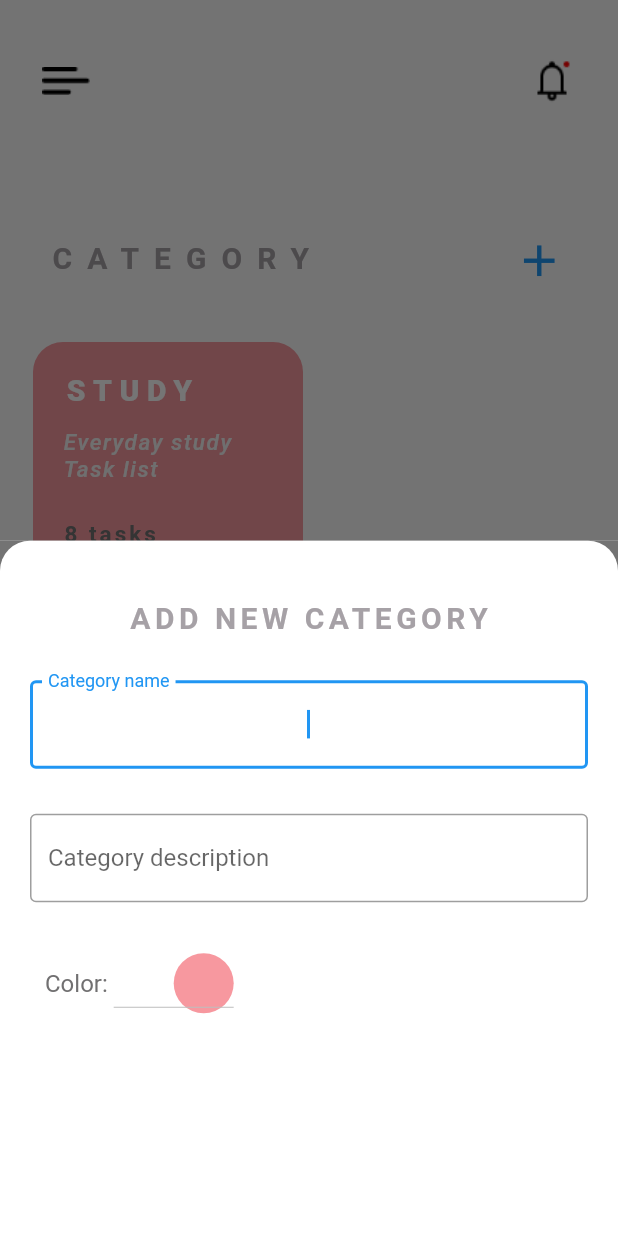
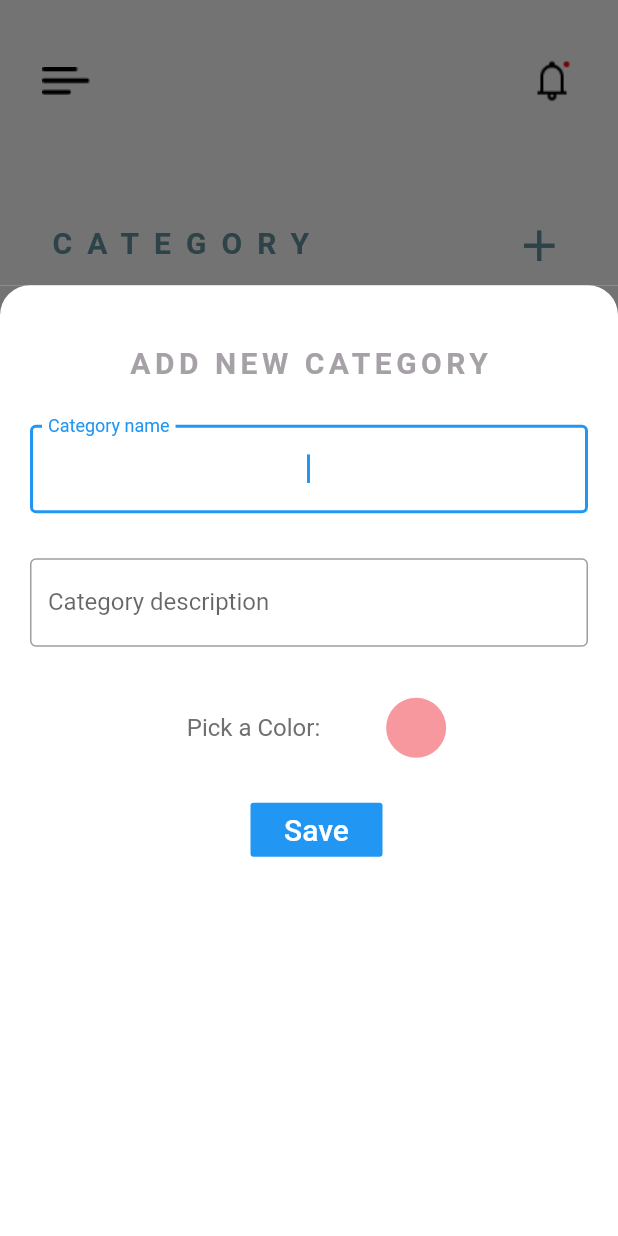
Before and after one commit to jobinjose0010/taskmarker, a Flutter app: the screen it shows after launch, after a tap on the "add" icon, on a phone screen of 412 x 824 dp. Run offline on Flutter 3.47's test engine with Material 2 defaults, Android fonts, the phone set to English and light mode, and no system bars; our stand-ins replace sqflite; accounts and stored records are empty.

Commit message:
20/07/2020

```diff
--- /dev/null
+++ b/lib/models/category.dart
@@ -0,0 +1,16 @@
+class Category{
+  int id;
+  String name;
+  String description;
+  String color;
+
+  categoryMap(){
+    var mapping = Map<String,dynamic>();
+    mapping['id'] = id;
+    mapping['name'] = name;
+    mapping['description'] = description;
+    mapping['color'] = color;
+
+    return mapping;
+  }
+}
--- /dev/null
+++ b/lib/repository/database_connection.dart
@@ -0,0 +1,16 @@
+import 'package:sqflite/sqflite.dart';
+import 'package:path/path.dart';
+import 'package:path_provider/path_provider.dart';
+
+class DatabaseConnection{
+  setDatabase() async{
+    var directory = await getApplicationDocumentsDirectory();
+    var path = join(directory.path,'task_marker');
+    var database = await openDatabase(path,version:1,onCreate:_onCreatingDatabase);
+    return database;
+  }
+
+  _onCreatingDatabase(Database database,int version) async{
+    await database.execute("CREATE TABLE categories(id INTEGER PRIMARY KEY,name TEXT,description TEXT,color INT)");
+  }
+}
--- /dev/null
+++ b/lib/repository/repository.dart
@@ -0,0 +1,45 @@
+import 'package:sqflite/sqflite.dart';
+import 'package:TaskMarker/repository/database_connection.dart';
+
+class Repository{
+  DatabaseConnection _databaseConnection;
+
+  Repository(){
+    _databaseConnection = DatabaseConnection();
+  }
+
+  static Database _database;
+  Future<Database> get database async{
+    if(_database != null) return _database;
+    _database = await _databaseConnection.setDatabase();
+    return _database;
+  }
+
+  //Inserting data
+  insertData(table, data) async{
+    var connection = await database;
+    return await connection.insert(table, data);
+  }
+
+  //Reading data
+  readData(table) async{
+    var connection = await database;
+    return await connection.query(table);
+  }
+
+  deleteDataById(table,itemId) async{
+    var connection = await database;
+    return await connection.rawDelete("DELETE FROM $table WHERE id = $itemId");
+  }
+
+  updateData(table,data) async{
+    var connection = await database;
+    return await connection.update(table,data,where: 'id = ?',whereArgs: [data['id']]);
+  }
+
+  readDataById(table, itemId) async{
+        print(itemId.runtimeType);
+    var connection = await database;
+    return await connection.query(table,where: 'id = ?',whereArgs: itemId);
+  }
+}
--- a/lib/screens/home_screen.dart
+++ b/lib/screens/home_screen.dart
@@ -1,12 +1,48 @@
+import 'package:TaskMarker/screens/todo_home.dart';
 import 'package:flutter/cupertino.dart';
 import 'package:flutter/material.dart';
 import 'package:TaskMarker/widgets/app_bar.dart';
 import 'package:TaskMarker/widgets/category_heading.dart';
+import 'package:TaskMarker/models/category.dart';
+import 'package:TaskMarker/services/category_service.dart';
 
-class HomeScreen extends StatelessWidget {
-  var pink = 0xffF7989F;
-  var blue = 0xff7FA7DA;
-  var purple = 0xffC08FC2;
+class HomeScreen extends StatefulWidget {
+  @override
+  _HomeScreenState createState() => _HomeScreenState();
+}
+
+class _HomeScreenState extends State<HomeScreen> {
+
+
+  var _category = Category();
+
+  var _categoryService = CategoryService();
+
+  List<Category> _categotyList = List<Category>();
+
+
+  var category;
+
+  @override
+  void initState(){
+    super.initState();
+    getAllCategories();
+  }
+
+  getAllCategories() async{
+    _categotyList = List<Category>();
+    var categories = await _categoryService.readCategories();
+    categories.forEach((category){
+      setState(() {
+        var categoryModel = Category();
+        categoryModel.id = category['id'];
+        categoryModel.name = category['name'];
+        categoryModel.description = category['description'];
+        categoryModel.color = category['color'];
+        _categotyList.add(categoryModel);
+      });
+    });
+  }
 
   @override
   Widget build(BuildContext context) {
@@ -19,21 +55,32 @@ class HomeScreen extends StatelessWidget {
             //AppBar setup Complete
             CategoryHeading(),
             Padding(
-              padding: EdgeInsets.only(top: 20.0),
+              padding: EdgeInsets.only(top: 10.0),
               child: Container(
                 height: 180.0,
-                child: ListView(
+                child: ListView.builder(
+                  itemCount: _categotyList.length,
                   scrollDirection: Axis.horizontal,
-                  children: <Widget>[
-                    InkWell(
+                  itemBuilder: (context,index){
+
+                    return InkWell(
                       child: Container(
                         margin: EdgeInsets.only(
-                            left: 22.0, top: 12.0, bottom: 12.0),
+                            left: 22.0, top: 18.0, bottom: 18.0,right:5.0),
                         decoration: BoxDecoration(
-                          color: Color(pink),
+                          color: Color(int.parse(_categotyList[index].color)),
                           borderRadius: BorderRadius.all(
                             Radius.circular(20.0),
                           ),
+                          boxShadow: [BoxShadow(
+                              color: Color(0xffDCDCDC),
+                              blurRadius: 8.0,
+                              spreadRadius: 3.0,
+                              offset: Offset(
+                                8.0,
+                                8.0,
+                              ),
+                            ),]
                         ),
                         width: 180.0,
                         child: Container(
@@ -42,7 +89,7 @@ class HomeScreen extends StatelessWidget {
                             crossAxisAlignment: CrossAxisAlignment.start,
                             children: <Widget>[
                               Text(
-                                'STUDY',
+                                _categotyList[index].name,
                                 style: TextStyle(
                                     color: Colors.white,
                                     fontSize: 20.0,
@@ -50,10 +97,10 @@ class HomeScreen extends StatelessWidget {
                                     letterSpacing: 5.0),
                               ),
                               SizedBox(
-                                height: 15.0,
+                                height: 8.0,
                               ),
                               Text(
-                                'Everyday study Task list',
+                                _categotyList[index].description,
                                 style: TextStyle(
                                     color: Color(0xffF3F3F3),
                                     fontSize: 15.0,
@@ -67,7 +114,7 @@ class HomeScreen extends StatelessWidget {
                               Text(
                                 '8 tasks',
                                 style: TextStyle(
-                                    color: Color(0xff717171),
+                                    color: Colors.grey,
                                     fontSize: 15.0,
                                     fontWeight: FontWeight.bold,
                                     letterSpacing: 2.0),
@@ -76,9 +123,16 @@ class HomeScreen extends StatelessWidget {
                           ),
                         ),
                       ),
-                      onTap: () {},
-                    ),
-                  ],
+                      onTap: () {
+                        var sendCategoryModel = Category();
+                        sendCategoryModel.id = _categotyList[index].id;
+                        sendCategoryModel.name = _categotyList[index].name;
+                        sendCategoryModel.description = _categotyList[index].description;
+                        sendCategoryModel.color = _categotyList[index].color;
+                        Navigator.of(context).push(MaterialPageRoute(builder: (context) => TodoHome(sendCategoryModel)));
+                      },
+                    );
+                  },
                 ),
               ),
             ),
--- /dev/null
+++ b/lib/services/category_service.dart
@@ -0,0 +1,30 @@
+import 'package:TaskMarker/models/category.dart';
+import 'package:TaskMarker/repository/repository.dart';
+
+class CategoryService{
+  Repository _repository;
+  CategoryService(){
+    _repository = Repository();
+  }
+
+  saveCategory(Category category) async{
+    return await _repository.insertData('categories', category.categoryMap());
+  }
+
+  readCategories() async {
+    return await _repository.readData('categories');
+  }
+
+  deleteCategoryById(itemId) async{
+    return await _repository.deleteDataById('categories',itemId);
+  }
+
+  updateCategory(Category category) async{
+    return await _repository.updateData('categories', category.categoryMap());
+  }
+
+  readCategoriesById(itemId) async{
+    return await _repository.readDataById('categories',itemId);
+  }
+
+}
--- a/lib/widgets/category_heading.dart
+++ b/lib/widgets/category_heading.dart
@@ -1,5 +1,8 @@
 import 'package:flutter/cupertino.dart';
 import 'package:flutter/material.dart';
+import 'package:TaskMarker/models/category.dart';
+import 'package:TaskMarker/services/category_service.dart';
+import 'package:TaskMarker/screens/home_screen.dart';
 
 class CategoryHeading extends StatefulWidget {
   @override
@@ -7,11 +10,18 @@ class CategoryHeading extends StatefulWidget {
 }
 
 class _CategoryHeadingState extends State<CategoryHeading> {
+
+  var _categoryNameController = TextEditingController();
+  var _categorydescriptionController = TextEditingController();
+  var _category = Category();
+  var _categoryService = CategoryService();
+
+
   String dropdownValue = "0xffF7989F";
   @override
   Widget build(BuildContext context) {
     return Container(
-      padding: EdgeInsets.only(left: 30.0, right: 30.0, top: 70.0),
+      padding: EdgeInsets.only(left: 30.0, right: 30.0, top: 60.0),
       child: Row(
         mainAxisAlignment: MainAxisAlignment.spaceBetween,
         children: <Widget>[
@@ -20,21 +30,22 @@ class _CategoryHeadingState extends State<CategoryHeading> {
             style: TextStyle(
                 fontSize: 20.0,
                 fontWeight: FontWeight.bold,
-                color: Color(0xffA6A1A6),
+                color: Color(0xff62929a),
                 letterSpacing: 10.0),
           ),
           IconButton(
             icon: Icon(
               Icons.add,
               size: 35.0,
-              color: Colors.blue,
+              color: Color(0xff62929a),
             ),
             onPressed: () {
               showModalBottomSheet(
+                isScrollControlled: true,
                   context: context,
                   builder: (context) {
                     return Container(
-                      height: MediaQuery.of(context).size.height,
+                      height: MediaQuery.of(context).size.height/1.3,
                       color: Color(0xFF737373),
                       child: Container(
                         padding:
@@ -61,6 +72,7 @@ class _CategoryHeadingState extends State<CategoryHeading> {
                               height: 30.0,
                             ),
                             TextField(
+                              controller: _categoryNameController,
                               autofocus: true,
                               cursorColor: Colors.blue,
                               cursorWidth: 2.0,
@@ -74,6 +86,7 @@ class _CategoryHeadingState extends State<CategoryHeading> {
                               height: 30.0,
                             ),
                             TextField(
+                              controller: _categorydescriptionController,
                               autofocus: true,
                               cursorColor: Colors.blue,
                               cursorWidth: 2.0,
@@ -88,9 +101,14 @@ class _CategoryHeadingState extends State<CategoryHeading> {
                             ),
                             Container(
                               padding: EdgeInsets.only(left: 10.0),
-                              child: Row(children: <Widget>[
+                              child: Column(
+                                crossAxisAlignment: CrossAxisAlignment.center,
+                                children: <Widget>[
+                                  Row(
+                                    mainAxisAlignment: MainAxisAlignment.center,
+                                    children: <Widget>[
                                     Text(
-                                  'Color: ',
+                                      'Pick a Color: ',
                                       style: TextStyle(
                                         fontSize: 16.0,
                                         color: Color(0xff717071),
@@ -107,6 +125,11 @@ class _CategoryHeadingState extends State<CategoryHeading> {
                                           ),
                                         ),
                                       ),
+                                      style: TextStyle(color: Colors.transparent),
+                                      underline: Container(
+                                        height: 0.0,
+                                        color: Colors.transparent,
+                                      ),
                                       onChanged: (String newValue) {
                                         setState(() {
                                           dropdownValue = newValue;
@@ -117,7 +140,13 @@ class _CategoryHeadingState extends State<CategoryHeading> {
                                       items: <String>[
                                         '0xffF7989F',
                                         '0xff7FA7DA',
-                                    '0xffC08FC2'
+                                        '0xffC08FC2',
+                                        '0xffffa45c',
+                                        '0xff59d4e8',
+                                        '0xff62929a',
+                                        '0xfff5c16c',
+                                        '0xff427a5b',
+                                        '0xffff4f81'
                                       ].map<DropdownMenuItem<String>>(
                                           (String value) {
                                         return DropdownMenuItem<String>(
@@ -135,6 +164,25 @@ class _CategoryHeadingState extends State<CategoryHeading> {
                                       }).toList(),
                                     ),
                                   ]),
+                                  SizedBox(height: 20.0,),
+                                  FlatButton(
+                                      color: Colors.blue,
+                                      child: Text('Save',style: TextStyle(fontSize:20.0,color:Colors.white),),
+                                      onPressed: () async{
+                                        _category.name = _categoryNameController.text;
+                                        print(_category.name);
+                                        _category.description = _categorydescriptionController.text;
+                                        print(_category.description);
+                                        _category.color = dropdownValue;
+                                        print(_category.color);
+                                        var result = await _categoryService.saveCategory(_category);
+                                        print(result);
+                                        Navigator.of(context).push(MaterialPageRoute(builder: (context)=>HomeScreen(),),);
+                                      },
+                                    ),
+
+                                ],
+                              ),
                             )
                           ],
                         ),
--- a/pubspec.yaml
+++ b/pubspec.yaml
@@ -28,6 +28,9 @@ dependencies:
   # The following adds the Cupertino Icons font to your application.
   # Use with the CupertinoIcons class for iOS style icons.
   cupertino_icons: ^0.1.3
+  sqflite: ^1.3.0
+  path_provider: ^1.6.11
+  intl: ^0.16.1
 
 dev_dependencies:
   flutter_test:
```
Also changed, not shown: lib/models/todo_category.dart (added, +22 -0 lines), lib/screens/todo_home.dart (added, +211 -0 lines), lib/widgets/todo_appbar.dart (added, +208 -0 lines), pubspec.lock. Lines whose indentation alone changed are shown as unchanged.
